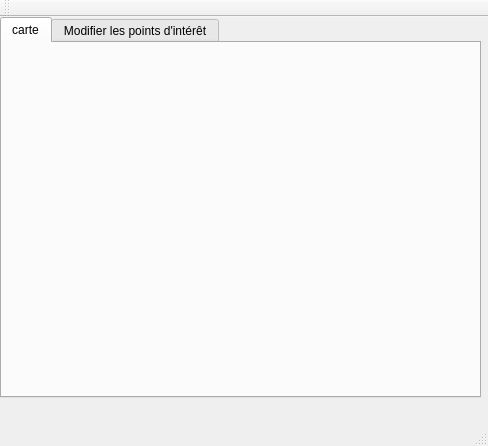
Before: the Qt Designer form mainwindow.ui in albinpoignot/QtProject, drawn with Qt 5.
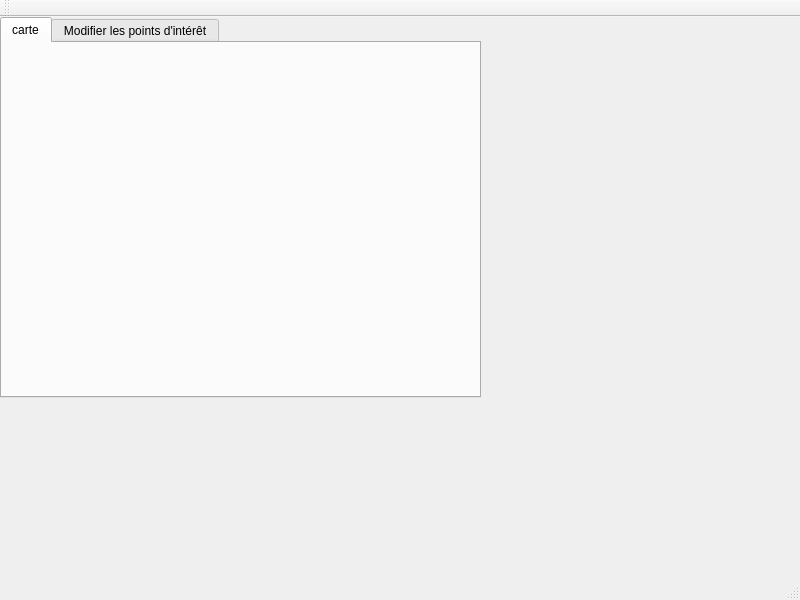
After: the same form once the commit is applied.

Diff of the .ui file:
```diff
--- a/mainwindow.ui
+++ b/mainwindow.ui
@@ -6,8 +6,8 @@
    <rect>
     <x>0</x>
     <y>0</y>
-    <width>488</width>
-    <height>446</height>
+    <width>800</width>
+    <height>600</height>
    </rect>
   </property>
   <property name="minimumSize">
```
Left out of the diff: 4 changed lines with no effect on the pictures.
